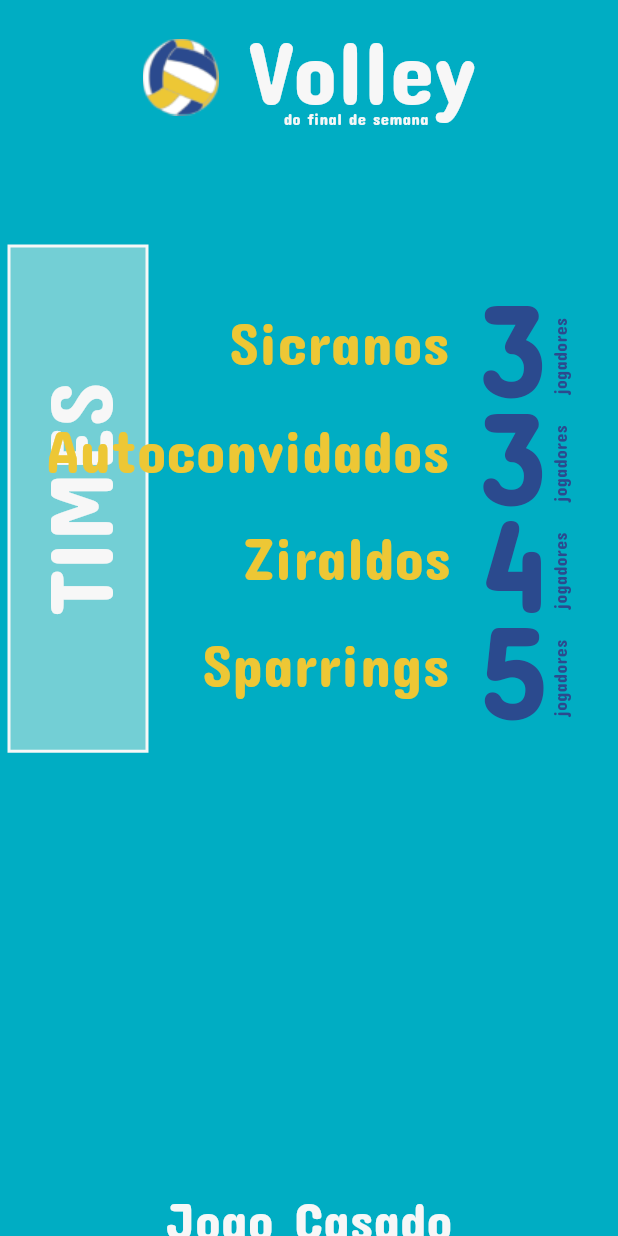
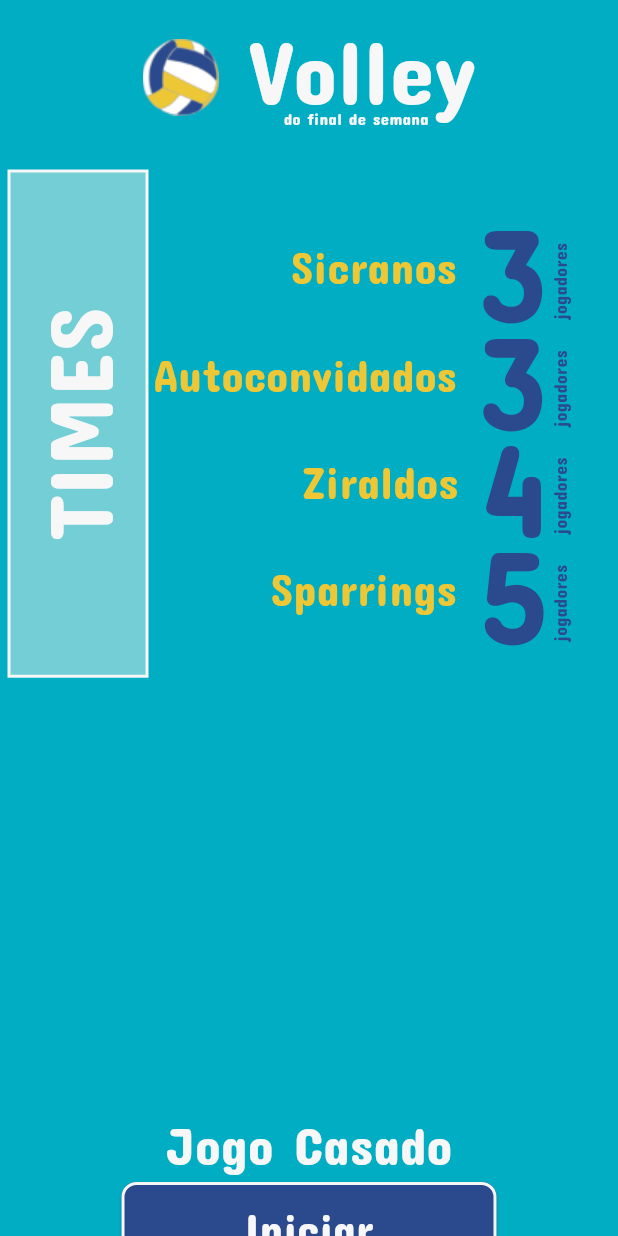
Before and after one commit to Joaomarcellodev/myappvolei, a Flutter app: the screen it shows after launch, on a phone screen of 412 x 824 dp. Run offline on Flutter 3.47's test engine with Material 3 defaults, Android fonts, the light colour scheme and no system bars.

Commit message:
upgrade scoreboard fontsize and height

```diff
--- a/lib/main.dart
+++ b/lib/main.dart
@@ -74,7 +74,7 @@ class _MyHomePageState extends State<MyHomePage> {
               ),
             ],
           ),
-          SizedBox(height: 80),
+          SizedBox(height: 30),
           Row(
             children: [
               Container(
@@ -118,7 +118,6 @@ class _MyHomePageState extends State<MyHomePage> {
               SizedBox(height: 20),
             ],
           ),
-          const Spacer(),
           Column(
             children: [
               Text(
@@ -129,9 +128,15 @@ class _MyHomePageState extends State<MyHomePage> {
                   fontSize: 35,
                 ),
               ),
-              myButtonPlay(context),
-              myButtonAdd(context),
             ],
+          ),
+          myButtonPlay(context),
+          Align(
+            alignment: Alignment.bottomRight,
+            child: Padding(
+              padding: EdgeInsets.all(8),
+              child: myButtonAdd(context),
+            ),
           ),
         ],
       ),
--- a/lib/scoreboard.dart
+++ b/lib/scoreboard.dart
@@ -17,11 +17,11 @@ class Scoreboard extends StatelessWidget {
           style: TextStyle(
             color: Appcolors.yellow,
             fontFamily: 'ConcertOne',
-            fontSize: 40.0,
-            height: -15,
+            fontSize: 30.0,
+            height: -20,
           ),
         ),
-        SizedBox(width: 20),
+        SizedBox(width: 15),
         Text(
           score.toString(), // Converte o int para String
           style: TextStyle(
```
